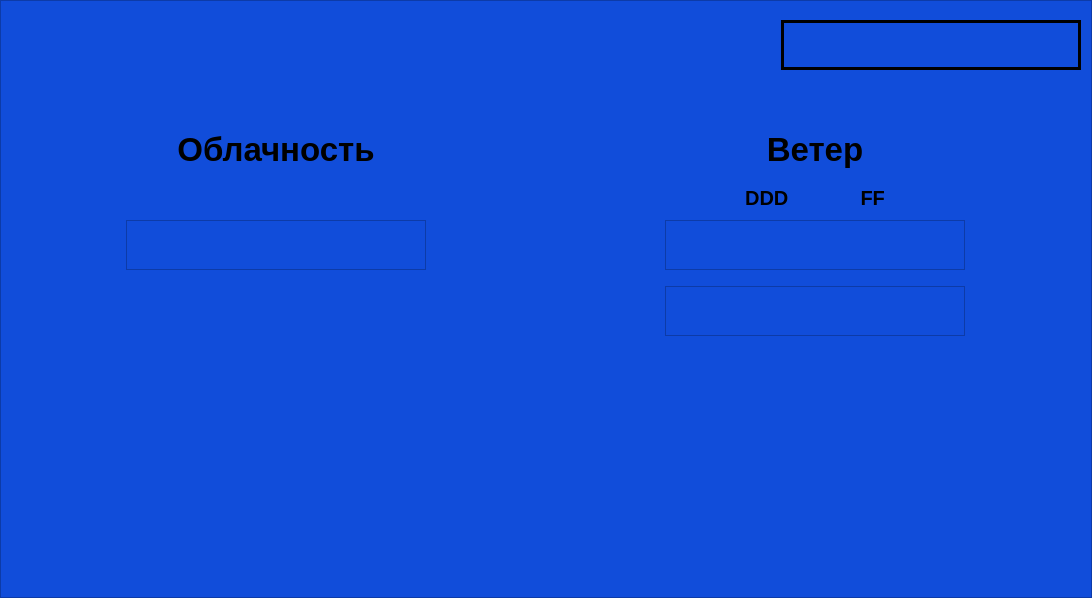
Old version of the form Weather_design.ui in the repository meteoaza/maint.
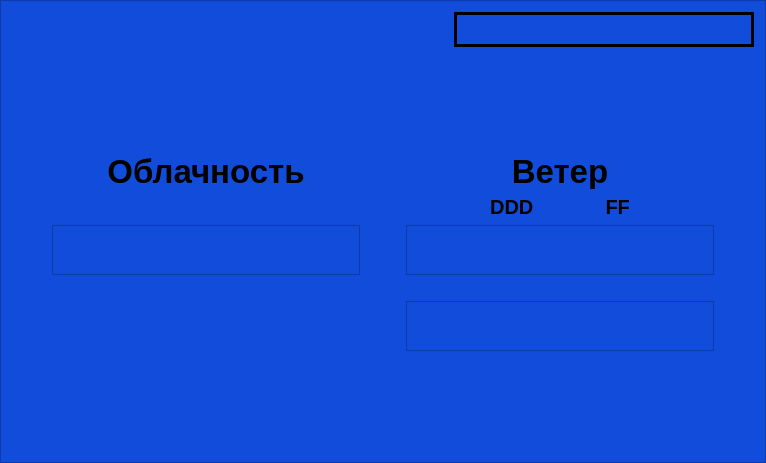
New version of the form.

```diff
--- a/Weather_design.ui
+++ b/Weather_design.ui
@@ -8,6 +8,14 @@
   <property name="enabled">
    <bool>true</bool>
   </property>
+  <property name="geometry">
+   <rect>
+    <x>0</x>
+    <y>0</y>
+    <width>766</width>
+    <height>463</height>
+   </rect>
+  </property>
   <property name="sizePolicy">
    <sizepolicy hsizetype="MinimumExpanding" vsizetype="MinimumExpanding">
     <horstretch>0</horstretch>
@@ -16,14 +24,8 @@
   </property>
   <property name="minimumSize">
    <size>
-    <width>1092</width>
-    <height>598</height>
-   </size>
-  </property>
-  <property name="maximumSize">
-   <size>
-    <width>1092</width>
-    <height>598</height>
+    <width>766</width>
+    <height>463</height>
    </size>
   </property>
   <property name="sizeIncrement">
@@ -78,125 +80,62 @@
   <property name="midLineWidth">
    <number>1</number>
   </property>
-  <widget class="QWidget" name="gridLayoutWidget">
-   <property name="geometry">
-    <rect>
-     <x>10</x>
-     <y>120</y>
-     <width>1071</width>
-     <height>221</height>
-    </rect>
-   </property>
+  <layout class="QGridLayout" name="gridLayout_2">
+   <item row="1" column="0">
+    <layout class="QVBoxLayout" name="verticalLayout">
+     <item alignment="Qt::AlignRight">
+      <widget class="QLabel" name="l_time">
+       <property name="minimumSize">
+        <size>
+         <width>300</width>
+         <height>30</height>
+        </size>
+       </property>
+       <property name="font">
+        <font>
+         <pointsize>20</pointsize>
+         <weight>75</weight>
+         <bold>true</bold>
+        </font>
+       </property>
+       <property name="frameShape">
+        <enum>QFrame::Box</enum>
+       </property>
+       <property name="lineWidth">
+        <number>3</number>
+       </property>
+       <property name="text">
+        <string/>
+       </property>
+       <property name="alignment">
+        <set>Qt::AlignCenter</set>
+       </property>
+      </widget>
+     </item>
+     <item>
+      <spacer name="verticalSpacer">
+       <property name="orientation">
+        <enum>Qt::Vertical</enum>
+       </property>
+       <property name="sizeType">
+        <enum>QSizePolicy::MinimumExpanding</enum>
+       </property>
+       <property name="sizeHint" stdset="0">
+        <size>
+         <width>20</width>
+         <height>100</height>
+        </size>
+       </property>
+      </spacer>
+     </item>
+    </layout>
+   </item>
+   <item row="2" column="0">
    <layout class="QGridLayout" name="gridLayout">
     <property name="sizeConstraint">
      <enum>QLayout::SetDefaultConstraint</enum>
     </property>
-    <item row="0" column="1" alignment="Qt::AlignHCenter|Qt::AlignVCenter">
-     <widget class="QLabel" name="label_2">
-      <property name="sizePolicy">
-       <sizepolicy hsizetype="MinimumExpanding" vsizetype="MinimumExpanding">
-        <horstretch>0</horstretch>
-        <verstretch>0</verstretch>
-       </sizepolicy>
-      </property>
-      <property name="minimumSize">
-       <size>
-        <width>200</width>
-        <height>30</height>
-       </size>
-      </property>
-      <property name="font">
-       <font>
-        <pointsize>25</pointsize>
-        <weight>75</weight>
-        <bold>true</bold>
-       </font>
-      </property>
-      <property name="frameShape">
-       <enum>QFrame::NoFrame</enum>
-      </property>
-      <property name="frameShadow">
-       <enum>QFrame::Raised</enum>
-      </property>
-      <property name="text">
-       <string>Ветер</string>
-      </property>
-      <property name="alignment">
-       <set>Qt::AlignCenter</set>
-      </property>
-     </widget>
-    </item>
-    <item row="0" column="0" alignment="Qt::AlignHCenter|Qt::AlignVCenter">
-     <widget class="QLabel" name="label_1">
-      <property name="sizePolicy">
-       <sizepolicy hsizetype="MinimumExpanding" vsizetype="MinimumExpanding">
-        <horstretch>0</horstretch>
-        <verstretch>0</verstretch>
-       </sizepolicy>
-      </property>
-      <property name="minimumSize">
-       <size>
-        <width>200</width>
-        <height>30</height>
-       </size>
-      </property>
-      <property name="font">
-       <font>
-        <pointsize>25</pointsize>
-        <weight>75</weight>
-        <bold>true</bold>
-       </font>
-      </property>
-      <property name="frameShape">
-       <enum>QFrame::NoFrame</enum>
-      </property>
-      <property name="frameShadow">
-       <enum>QFrame::Raised</enum>
-      </property>
-      <property name="text">
-       <string>Облачность</string>
-      </property>
-      <property name="alignment">
-       <set>Qt::AlignCenter</set>
-      </property>
-     </widget>
-    </item>
-    <item row="2" column="0" alignment="Qt::AlignHCenter|Qt::AlignVCenter">
-     <widget class="QLabel" name="cl1">
-      <property name="sizePolicy">
-       <sizepolicy hsizetype="MinimumExpanding" vsizetype="MinimumExpanding">
-        <horstretch>0</horstretch>
-        <verstretch>0</verstretch>
-       </sizepolicy>
-      </property>
-      <property name="minimumSize">
-       <size>
-        <width>300</width>
-        <height>50</height>
-       </size>
-      </property>
-      <property name="font">
-       <font>
-        <pointsize>30</pointsize>
-        <weight>75</weight>
-        <bold>true</bold>
-       </font>
-      </property>
-      <property name="frameShape">
-       <enum>QFrame::StyledPanel</enum>
-      </property>
-      <property name="frameShadow">
-       <enum>QFrame::Raised</enum>
-      </property>
-      <property name="text">
-       <string/>
-      </property>
-      <property name="alignment">
-       <set>Qt::AlignCenter</set>
-      </property>
-     </widget>
-    </item>
-    <item row="3" column="1" alignment="Qt::AlignHCenter|Qt::AlignVCenter">
+     <item row="4" column="3" alignment="Qt::AlignVCenter">
      <widget class="QLabel" name="wt2">
       <property name="sizePolicy">
        <sizepolicy hsizetype="MinimumExpanding" vsizetype="MinimumExpanding">
@@ -206,7 +145,7 @@
       </property>
       <property name="minimumSize">
        <size>
-        <width>300</width>
+         <width>200</width>
         <height>50</height>
        </size>
       </property>
@@ -226,12 +165,21 @@
       <property name="text">
        <string/>
       </property>
+       <property name="textFormat">
+        <enum>Qt::AutoText</enum>
+       </property>
+       <property name="scaledContents">
+        <bool>true</bool>
+       </property>
       <property name="alignment">
        <set>Qt::AlignCenter</set>
       </property>
-     </widget>
-    </item>
-    <item row="2" column="1" alignment="Qt::AlignHCenter|Qt::AlignVCenter">
+       <property name="indent">
+        <number>0</number>
+       </property>
+      </widget>
+     </item>
+     <item row="2" column="3" alignment="Qt::AlignVCenter">
      <widget class="QLabel" name="wt1">
       <property name="sizePolicy">
        <sizepolicy hsizetype="MinimumExpanding" vsizetype="MinimumExpanding">
@@ -241,7 +189,13 @@
       </property>
       <property name="minimumSize">
        <size>
-        <width>300</width>
+         <width>200</width>
+         <height>50</height>
+        </size>
+       </property>
+       <property name="sizeIncrement">
+        <size>
+         <width>50</width>
         <height>50</height>
        </size>
       </property>
@@ -252,6 +206,12 @@
         <bold>true</bold>
        </font>
       </property>
+       <property name="contextMenuPolicy">
+        <enum>Qt::NoContextMenu</enum>
+       </property>
+       <property name="autoFillBackground">
+        <bool>true</bool>
+       </property>
       <property name="frameShape">
        <enum>QFrame::StyledPanel</enum>
       </property>
@@ -261,12 +221,56 @@
       <property name="text">
        <string/>
       </property>
+       <property name="textFormat">
+        <enum>Qt::AutoText</enum>
+       </property>
+       <property name="scaledContents">
+        <bool>true</bool>
+       </property>
       <property name="alignment">
        <set>Qt::AlignCenter</set>
       </property>
-     </widget>
-    </item>
-    <item row="1" column="1" alignment="Qt::AlignHCenter">
+       <property name="indent">
+        <number>0</number>
+       </property>
+      </widget>
+     </item>
+     <item row="0" column="3" alignment="Qt::AlignHCenter|Qt::AlignVCenter">
+      <widget class="QLabel" name="label_2">
+       <property name="sizePolicy">
+        <sizepolicy hsizetype="MinimumExpanding" vsizetype="MinimumExpanding">
+         <horstretch>0</horstretch>
+         <verstretch>0</verstretch>
+        </sizepolicy>
+       </property>
+       <property name="minimumSize">
+        <size>
+         <width>200</width>
+         <height>30</height>
+        </size>
+       </property>
+       <property name="font">
+        <font>
+         <pointsize>25</pointsize>
+         <weight>75</weight>
+         <bold>true</bold>
+        </font>
+       </property>
+       <property name="frameShape">
+        <enum>QFrame::NoFrame</enum>
+       </property>
+       <property name="frameShadow">
+        <enum>QFrame::Raised</enum>
+       </property>
+       <property name="text">
+        <string>Ветер</string>
+       </property>
+       <property name="alignment">
+        <set>Qt::AlignCenter</set>
+       </property>
+      </widget>
+     </item>
+     <item row="1" column="3" alignment="Qt::AlignHCenter">
      <widget class="QLabel" name="label_3">
       <property name="sizePolicy">
        <sizepolicy hsizetype="MinimumExpanding" vsizetype="Fixed">
@@ -301,49 +305,168 @@
       </property>
      </widget>
     </item>
-   </layout>
-   <zorder>wt1</zorder>
-   <zorder>wt2</zorder>
-   <zorder>cl1</zorder>
-   <zorder>label_1</zorder>
-   <zorder>label_2</zorder>
-   <zorder>label_3</zorder>
-  </widget>
-  <widget class="QLabel" name="l_time">
-   <property name="geometry">
-    <rect>
-     <x>781</x>
-     <y>20</y>
-     <width>300</width>
-     <height>50</height>
-    </rect>
+     <item row="0" column="1" alignment="Qt::AlignHCenter|Qt::AlignVCenter">
+      <widget class="QLabel" name="label_1">
+       <property name="sizePolicy">
+        <sizepolicy hsizetype="MinimumExpanding" vsizetype="MinimumExpanding">
+         <horstretch>0</horstretch>
+         <verstretch>0</verstretch>
+        </sizepolicy>
    </property>
    <property name="minimumSize">
     <size>
-     <width>250</width>
+         <width>200</width>
      <height>30</height>
     </size>
    </property>
    <property name="font">
     <font>
-     <pointsize>20</pointsize>
+         <pointsize>25</pointsize>
      <weight>75</weight>
      <bold>true</bold>
     </font>
    </property>
    <property name="frameShape">
-    <enum>QFrame::Box</enum>
-   </property>
-   <property name="lineWidth">
-    <number>3</number>
+        <enum>QFrame::NoFrame</enum>
+       </property>
+       <property name="frameShadow">
+        <enum>QFrame::Raised</enum>
+       </property>
+       <property name="text">
+        <string>Облачность</string>
+       </property>
+       <property name="alignment">
+        <set>Qt::AlignCenter</set>
+       </property>
+      </widget>
+     </item>
+     <item row="2" column="1" alignment="Qt::AlignVCenter">
+      <widget class="QLabel" name="cl1">
+       <property name="sizePolicy">
+        <sizepolicy hsizetype="MinimumExpanding" vsizetype="MinimumExpanding">
+         <horstretch>0</horstretch>
+         <verstretch>0</verstretch>
+        </sizepolicy>
+       </property>
+       <property name="minimumSize">
+        <size>
+         <width>200</width>
+         <height>50</height>
+        </size>
+       </property>
+       <property name="font">
+        <font>
+         <pointsize>30</pointsize>
+         <weight>75</weight>
+         <bold>true</bold>
+        </font>
+       </property>
+       <property name="frameShape">
+        <enum>QFrame::StyledPanel</enum>
+       </property>
+       <property name="frameShadow">
+        <enum>QFrame::Raised</enum>
    </property>
    <property name="text">
     <string/>
    </property>
+       <property name="textFormat">
+        <enum>Qt::AutoText</enum>
+       </property>
+       <property name="scaledContents">
+        <bool>true</bool>
+       </property>
    <property name="alignment">
     <set>Qt::AlignCenter</set>
    </property>
-  </widget>
+       <property name="indent">
+        <number>0</number>
+       </property>
+      </widget>
+     </item>
+     <item row="2" column="2">
+      <spacer name="horizontalSpacer">
+       <property name="orientation">
+        <enum>Qt::Horizontal</enum>
+       </property>
+       <property name="sizeType">
+        <enum>QSizePolicy::Fixed</enum>
+       </property>
+       <property name="sizeHint" stdset="0">
+        <size>
+         <width>40</width>
+         <height>20</height>
+        </size>
+       </property>
+      </spacer>
+     </item>
+     <item row="2" column="0">
+      <spacer name="horizontalSpacer_2">
+       <property name="orientation">
+        <enum>Qt::Horizontal</enum>
+       </property>
+       <property name="sizeType">
+        <enum>QSizePolicy::Fixed</enum>
+       </property>
+       <property name="sizeHint" stdset="0">
+        <size>
+         <width>40</width>
+         <height>20</height>
+        </size>
+       </property>
+      </spacer>
+     </item>
+     <item row="2" column="4">
+      <spacer name="horizontalSpacer_3">
+       <property name="orientation">
+        <enum>Qt::Horizontal</enum>
+       </property>
+       <property name="sizeType">
+        <enum>QSizePolicy::Fixed</enum>
+       </property>
+       <property name="sizeHint" stdset="0">
+        <size>
+         <width>40</width>
+         <height>20</height>
+        </size>
+       </property>
+      </spacer>
+     </item>
+     <item row="3" column="3">
+      <spacer name="verticalSpacer_3">
+       <property name="orientation">
+        <enum>Qt::Vertical</enum>
+       </property>
+       <property name="sizeType">
+        <enum>QSizePolicy::Fixed</enum>
+       </property>
+       <property name="sizeHint" stdset="0">
+        <size>
+         <width>20</width>
+         <height>20</height>
+        </size>
+       </property>
+      </spacer>
+     </item>
+    </layout>
+   </item>
+   <item row="3" column="0">
+    <spacer name="verticalSpacer_2">
+     <property name="orientation">
+      <enum>Qt::Vertical</enum>
+     </property>
+     <property name="sizeType">
+      <enum>QSizePolicy::MinimumExpanding</enum>
+     </property>
+     <property name="sizeHint" stdset="0">
+      <size>
+       <width>20</width>
+       <height>100</height>
+      </size>
+     </property>
+    </spacer>
+   </item>
+  </layout>
  </widget>
  <resources/>
  <connections/>
```
Lines whose indentation alone changed are shown as unchanged.
